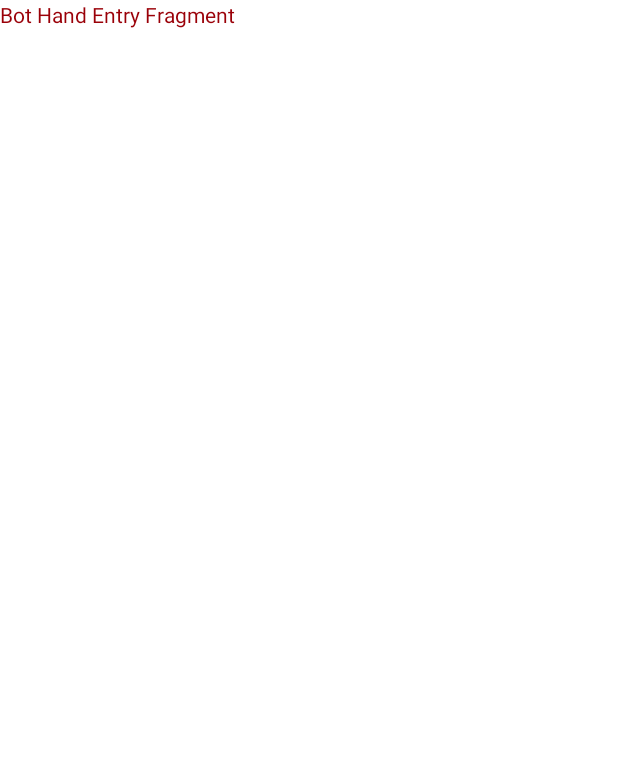
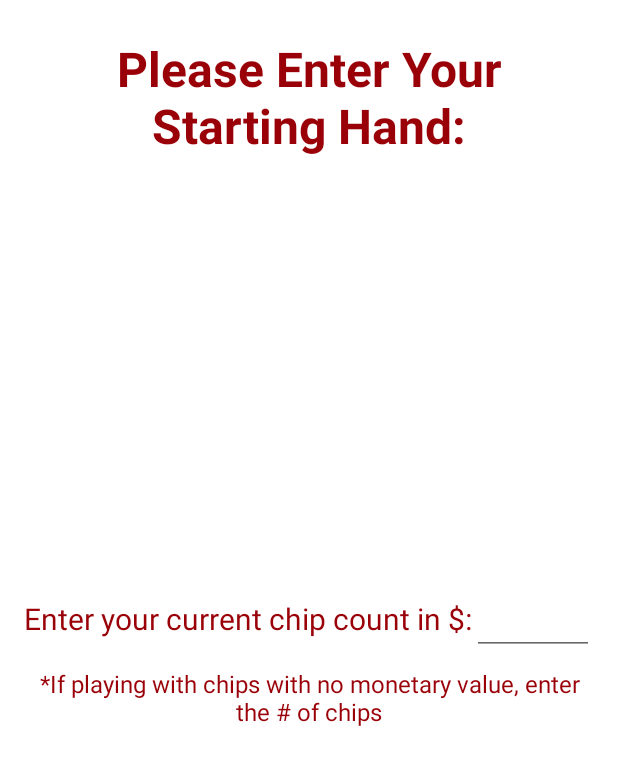
Before and after one commit to Drayble/PokerBotApp, an Android app: the BotHandEntryFragment screen opened through its navigation route, on a phone screen of 412 x 824 dp. Before the commit the part shown is almost empty. Shown: the top 765 px of the screen. Run offline under Robolectric (Android 15) with nearby library versions, the phone set to English and light mode, and no system bars.

Commit message:
worked on entry fragments' layouts

```diff
--- a/app/src/main/res/layout/fragment_bot_hand_entry.xml
+++ b/app/src/main/res/layout/fragment_bot_hand_entry.xml
@@ -1,15 +1,63 @@
 <?xml version="1.0" encoding="utf-8"?>
 <androidx.constraintlayout.widget.ConstraintLayout xmlns:android="http://schemas.android.com/apk/res/android"
+    xmlns:app="http://schemas.android.com/apk/res-auto"
     xmlns:tools="http://schemas.android.com/tools"
-    xmlns:app="http://schemas.android.com/apk/res-auto"
+    android:id="@+id/bot_hand_entry_fragment"
     android:layout_width="match_parent"
     android:layout_height="match_parent"
-    android:id="@+id/bot_hand_entry_fragment"
     tools:context=".BotHandEntryFragment">
 
     <TextView
-        android:layout_width="match_parent"
-        android:layout_height="match_parent"
-        android:text="Bot Hand Entry Fragment" />
+        android:id="@+id/textView2"
+        android:layout_width="wrap_content"
+        android:layout_height="wrap_content"
+        android:layout_marginTop="24dp"
+        android:text="@string/enter_your_hand"
+        android:textAlignment="center"
+        android:textSize="32sp"
+        android:textStyle="bold"
+        app:layout_constraintEnd_toEndOf="parent"
+        app:layout_constraintStart_toStartOf="parent"
+        app:layout_constraintTop_toTopOf="parent" />
+
+    <TextView
+        android:id="@+id/chip_count_textView"
+        android:layout_width="wrap_content"
+        android:layout_height="wrap_content"
+        android:layout_marginLeft="16dp"
+        android:text="@string/chip_count_entry_description"
+        android:textSize="20sp"
+        app:layout_constraintBottom_toBottomOf="parent"
+        app:layout_constraintEnd_toStartOf="@id/chip_count_editText"
+        app:layout_constraintHorizontal_chainStyle="packed"
+        app:layout_constraintStart_toStartOf="parent"
+        app:layout_constraintTop_toTopOf="parent" />
+
+    <EditText
+        android:id="@+id/chip_count_editText"
+        android:layout_width="0dp"
+        android:layout_height="wrap_content"
+        android:inputType="number"
+        android:textSize="20sp"
+        app:layout_constraintBottom_toBottomOf="@id/chip_count_textView"
+        app:layout_constraintEnd_toEndOf="parent"
+        android:layout_marginEnd="16dp"
+        app:layout_constraintStart_toEndOf="@id/chip_count_textView"
+        app:layout_constraintTop_toTopOf="@id/chip_count_textView" />
+
+    <TextView
+        android:id="@+id/textView"
+        android:layout_width="0dp"
+        android:layout_height="wrap_content"
+        android:text="@string/chip_count_help"
+        android:textAlignment="center"
+        android:layout_marginTop="8dp"
+        android:textSize="16sp"
+        android:layout_marginLeft="16dp"
+        android:layout_marginRight="16dp"
+        app:layout_constraintEnd_toEndOf="parent"
+        app:layout_constraintStart_toStartOf="parent"
+        app:layout_constraintTop_toBottomOf="@+id/chip_count_editText" />
+
 
 </androidx.constraintlayout.widget.ConstraintLayout>
--- a/app/src/main/res/layout/fragment_calculator_hand_entry.xml
+++ b/app/src/main/res/layout/fragment_calculator_hand_entry.xml
@@ -8,8 +8,16 @@
     tools:context=".CalculatorHandEntryFragment">
 
     <TextView
-        android:layout_width="match_parent"
-        android:layout_height="match_parent"
-        android:text="Calc Hand Entry Fragment" />
+        android:layout_width="wrap_content"
+        android:layout_height="wrap_content"
+        app:layout_constraintEnd_toEndOf="parent"
+        app:layout_constraintStart_toStartOf="parent"
+        android:text="@string/enter_your_hand"
+        app:layout_constraintTop_toTopOf="parent"
+        android:textAlignment="center"
+        android:layout_marginTop="24dp"
+        android:textStyle="bold"
+        android:textSize="32sp"/>
+
 
 </androidx.constraintlayout.widget.ConstraintLayout>
--- a/app/src/main/res/layout/fragment_home.xml
+++ b/app/src/main/res/layout/fragment_home.xml
@@ -15,7 +15,7 @@
         android:layout_marginTop="24dp"
         android:layout_marginRight="16dp"
         android:fontFamily="sans-serif-light"
-        android:text="Welcome to the Deadpan App!"
+        android:text="@string/homescreen_title"
         android:textAlignment="center"
         android:textSize="52sp"
         android:textStyle="bold"
@@ -32,7 +32,7 @@
         android:layout_marginRight="16dp"
         android:text="@string/quick_app_description"
         android:textAlignment="center"
-        android:textSize="20sp"
+        android:textSize="16sp"
         app:layout_constraintEnd_toEndOf="parent"
         app:layout_constraintStart_toStartOf="parent"
         app:layout_constraintTop_toBottomOf="@+id/title_header_textView" />
--- a/app/src/main/res/values/strings.xml
+++ b/app/src/main/res/values/strings.xml
@@ -1,6 +1,10 @@
 <resources>
     <string name="app_name">PokerBotApp</string>
+    <string name="homescreen_title">Welcome to the Deadpan App!</string>
     <string name="calculator_mode_description">With <u><b>Calculator Mode</b></u>, you play normally, entering your hand and the flop as they appear, and the calculator will give you your possible hands, your chances of getting them, and what cards are needed to make them.</string>
     <string name="decision_mode_description">With <u><b>Decision Mode</b></u>, everything\'s taken care of for you. Just enter your starting chip amount, hand, and the flop as it comes up, and the recommended bets, bluffs, or folds will be given. Also allows manual entry of bets if you choose to deviate from the recommendations.</string>
     <string name="quick_app_description">This app was created by Bradley Ames and is both a calculator and &quot;bot&quot; for standard Texas Hold\'em.\nPlease use responsibly.</string>
+    <string name="enter_your_hand">Please Enter Your\nStarting Hand:</string>
+    <string name="chip_count_help">*If playing with chips with no monetary value, enter the # of chips</string>
+    <string name="chip_count_entry_description">Enter your current chip count in $:</string>
 </resources>
```
